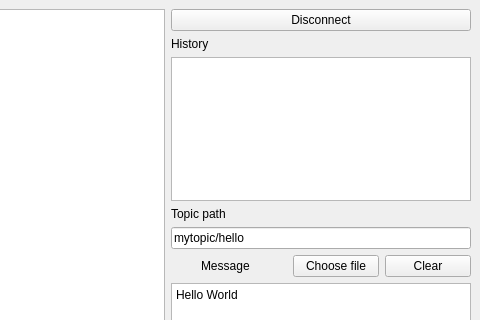
Above: src/view/ui/mainwindow.ui from vsokolov00/mqtt-explorer before the change; both pictures show x 638 to 1118 and y 0 to 320 of the 1118 by 643 pixel window. Below: the same form after it.
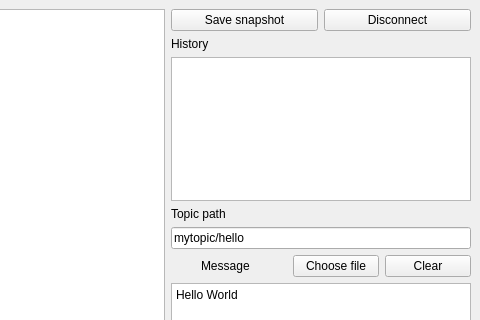
That is the form after the change.

Diff of the .ui file:
```diff
--- a/src/view/ui/mainwindow.ui
+++ b/src/view/ui/mainwindow.ui
@@ -77,11 +77,28 @@
          <number>0</number>
         </property>
         <item>
+         <layout class="QHBoxLayout" name="horizontalLayout_4">
+          <property name="topMargin">
+           <number>0</number>
+          </property>
+          <property name="rightMargin">
+           <number>0</number>
+          </property>
+          <item>
+           <widget class="QPushButton" name="save_snapshot">
+            <property name="text">
+             <string>Save snapshot</string>
+            </property>
+           </widget>
+          </item>
+          <item>
          <widget class="QPushButton" name="disconnect">
           <property name="text">
            <string>Disconnect</string>
           </property>
          </widget>
+          </item>
+         </layout>
         </item>
         <item>
          <spacer name="verticalSpacer">
```
Lines whose indentation alone changed are shown as unchanged.
